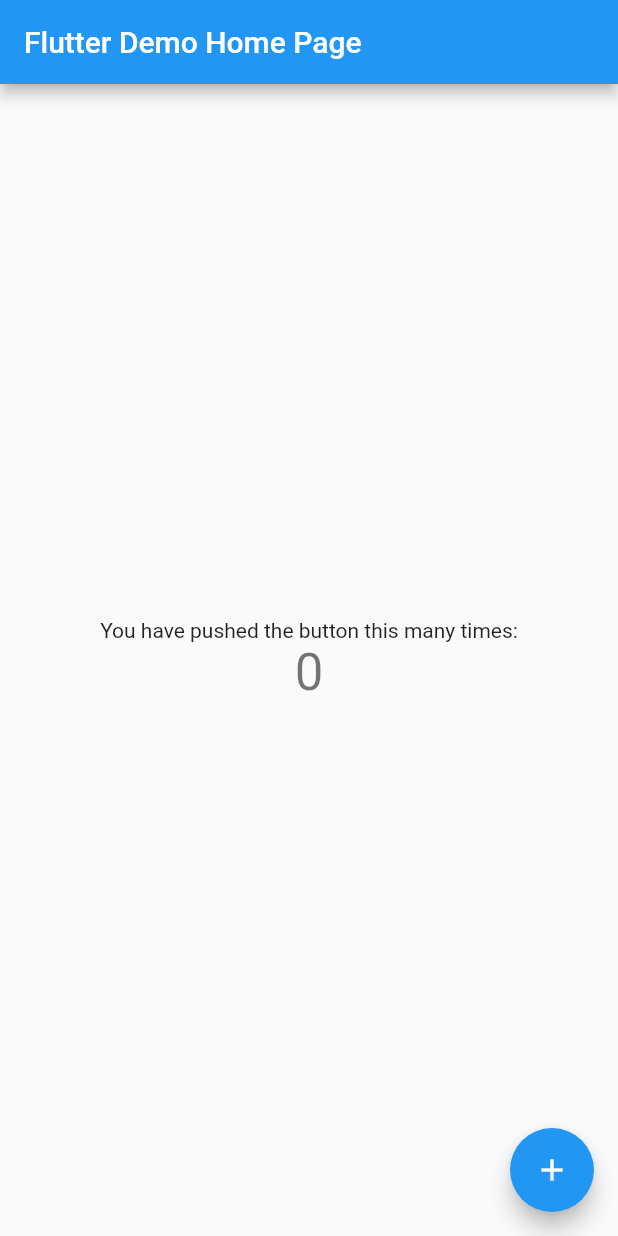
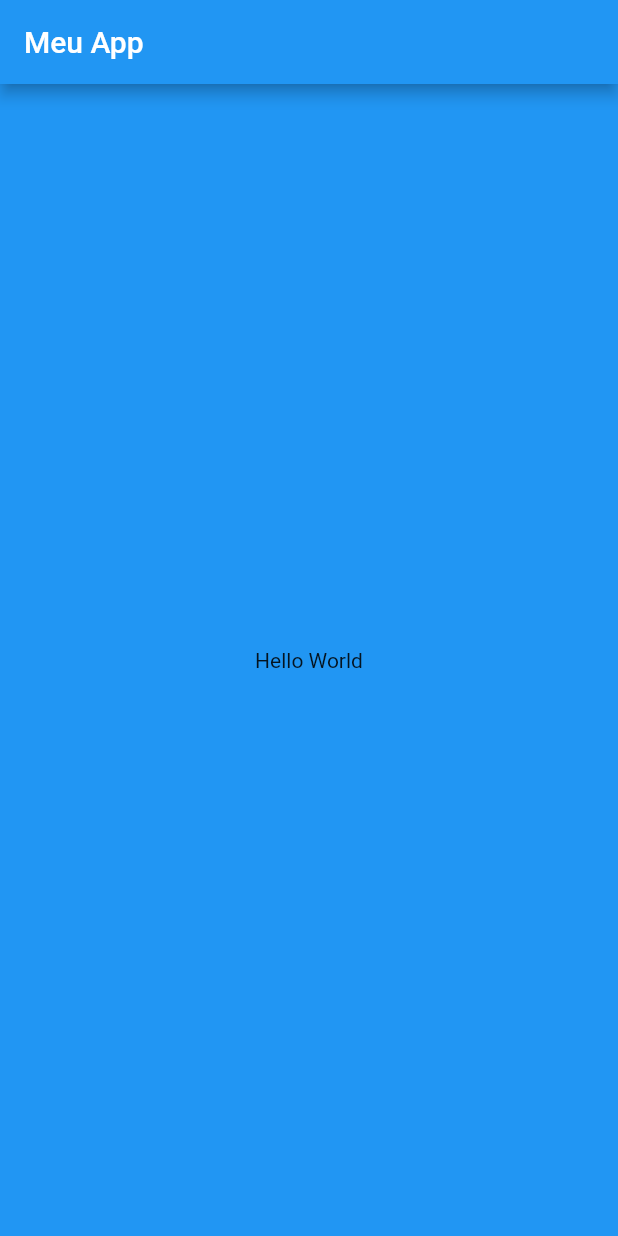
Before and after one commit to anahelenasilva/shop_flutter, a Flutter app: the screen it shows after launch, on a phone screen of 412 x 824 dp. Run offline on Flutter 3.47's test engine with Material 2 defaults, Android fonts, the phone set to English and light mode, and no system bars.

Commit message:
Main code

```diff
--- a/shop/lib/main.dart
+++ b/shop/lib/main.dart
@@ -8,104 +8,28 @@ class MyApp extends StatelessWidget {
   Widget build(BuildContext context) {
     return MaterialApp(
       title: 'Flutter Demo',
+      debugShowCheckedModeBanner: false,
       theme: ThemeData(
-        // This is the theme of your application.
-        //
-        // Try running your application with "flutter run". You'll see the
-        // application has a blue toolbar. Then, without quitting the app, try
-        // changing the primarySwatch below to Colors.green and then invoke
-        // "hot reload" (press "r" in the console where you ran "flutter run",
-        // or simply save your changes to "hot reload" in a Flutter IDE).
-        // Notice that the counter didn't reset back to zero; the application
-        // is not restarted.
         primarySwatch: Colors.blue,
       ),
-      home: MyHomePage(title: 'Flutter Demo Home Page'),
+      home: Home(),
     );
   }
 }
 
-class MyHomePage extends StatefulWidget {
-  MyHomePage({Key key, this.title}) : super(key: key);
-
-  // This widget is the home page of your application. It is stateful, meaning
-  // that it has a State object (defined below) that contains fields that affect
-  // how it looks.
-
-  // This class is the configuration for the state. It holds the values (in this
-  // case the title) provided by the parent (in this case the App widget) and
-  // used by the build method of the State. Fields in a Widget subclass are
-  // always marked "final".
-
-  final String title;
-
-  @override
-  _MyHomePageState createState() => _MyHomePageState();
-}
-
-class _MyHomePageState extends State<MyHomePage> {
-  int _counter = 0;
-
-  void _incrementCounter() {
-    setState(() {
-      // This call to setState tells the Flutter framework that something has
-      // changed in this State, which causes it to rerun the build method below
-      // so that the display can reflect the updated values. If we changed
-      // _counter without calling setState(), then the build method would not be
-      // called again, and so nothing would appear to happen.
-      _counter++;
-    });
-  }
-
+class Home extends StatelessWidget {
   @override
   Widget build(BuildContext context) {
-    // This method is rerun every time setState is called, for instance as done
-    // by the _incrementCounter method above.
-    //
-    // The Flutter framework has been optimized to make rerunning build methods
-    // fast, so that you can just rebuild anything that needs updating rather
-    // than having to individually change instances of widgets.
     return Scaffold(
       appBar: AppBar(
-        // Here we take the value from the MyHomePage object that was created by
-        // the App.build method, and use it to set our appbar title.
-        title: Text(widget.title),
+        title: Text("Meu App"),
       ),
-      body: Center(
-        // Center is a layout widget. It takes a single child and positions it
-        // in the middle of the parent.
-        child: Column(
-          // Column is also a layout widget. It takes a list of children and
-          // arranges them vertically. By default, it sizes itself to fit its
-          // children horizontally, and tries to be as tall as its parent.
-          //
-          // Invoke "debug painting" (press "p" in the console, choose the
-          // "Toggle Debug Paint" action from the Flutter Inspector in Android
-          // Studio, or the "Toggle Debug Paint" command in Visual Studio Code)
-          // to see the wireframe for each widget.
-          //
-          // Column has various properties to control how it sizes itself and
-          // how it positions its children. Here we use mainAxisAlignment to
-          // center the children vertically; the main axis here is the vertical
-          // axis because Columns are vertical (the cross axis would be
-          // horizontal).
-          mainAxisAlignment: MainAxisAlignment.center,
-          children: <Widget>[
-            Text(
-              'You have pushed the button this many times:',
-            ),
-            Text(
-              '$_counter',
-              style: Theme.of(context).textTheme.display1,
-            ),
-          ],
+      body: Container(
+        color: Colors.blue,
+        child: Center(
+          child: Text("Hello World"),
         ),
       ),
-      floatingActionButton: FloatingActionButton(
-        onPressed: _incrementCounter,
-        tooltip: 'Increment',
-        child: Icon(Icons.add),
-      ), // This trailing comma makes auto-formatting nicer for build methods.
     );
   }
 }
```
